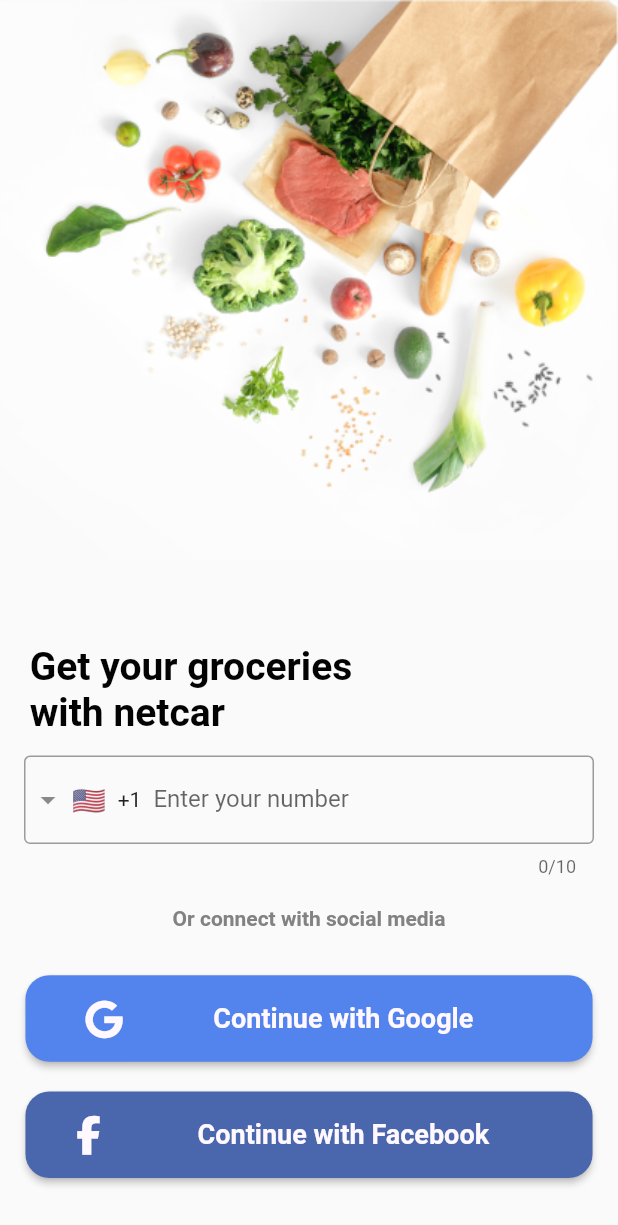
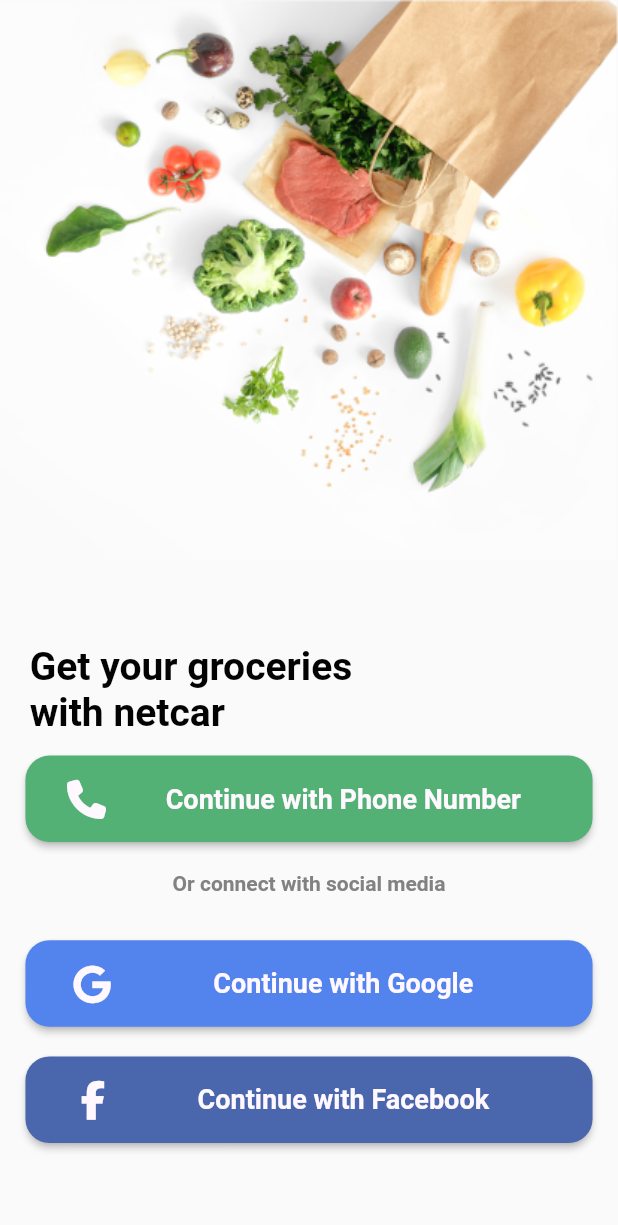
Before and after one commit to hasan21AP/Flutter_Groceries_Store, a Flutter app: the screen it shows after launch, after a tap on "Get Started", on a phone screen of 412 x 824 dp. Shown: the top 1225 px of the screen. Run offline on Flutter 3.47's test engine with Material 2 defaults, Android fonts, the phone set to English and light mode, and no system bars; drawn by our look-alikes of intl_phone_field; our stand-ins replace font_awesome_flutter, get; Roboto replaces fonts that are missing (Gilroy).

Commit message:
Replace phone number feild by phone number button

```diff
--- a/lib/core/widgets/custom_buttons.dart
+++ b/lib/core/widgets/custom_buttons.dart
@@ -73,7 +73,7 @@ class CustomElevetedButton extends StatelessWidget {
 
 
 class CustomSignInButton extends StatelessWidget {
-  const CustomSignInButton({super.key, this.text, this.onPressed, this.mainColor, this.secondColor, this.iconData, this.iconColor, this.iconSize});
+  const CustomSignInButton({super.key, this.text, this.onPressed, this.mainColor, this.secondColor, this.iconData, this.iconColor, this.iconSize, this.horizontalPadding});
 
   final String? text;
   final VoidCallback? onPressed;
@@ -82,6 +82,7 @@ class CustomSignInButton extends StatelessWidget {
   final Color? secondColor;
   final Color? iconColor;
   final double? iconSize;
+  final double? horizontalPadding;
 
   @override
   Widget build(BuildContext context) {
@@ -116,7 +117,7 @@ class CustomSignInButton extends StatelessWidget {
                   ),
                 const HorizanintalSpace(value: 2),
                 Padding(
-                  padding: const EdgeInsets.symmetric(horizontal: 40),
+                  padding: EdgeInsets.symmetric(horizontal: horizontalPadding!),
                   child: Text(
                     text!,
                     ),
--- a/lib/features/onboarding/presentation/widgets/onboarding_body.dart
+++ b/lib/features/onboarding/presentation/widgets/onboarding_body.dart
@@ -73,12 +73,11 @@ class _OnBoardingBodyState extends State<OnBoardingBody> {
                   CustomElevetedButton(
                     onPressed: () {
                       Future.delayed(
-                      const Duration(milliseconds: 300),
+                      const Duration(milliseconds: 500),
                       () {
                         Get.to(
-                          () => const SignIn(),transition: Transition.rightToLeftWithFade,
-                          duration: const Duration(milliseconds: 300),
-                          curve: Curves.easeIn,
+                          () => const SignIn(),transition: Transition.fadeIn,
+                          duration: const Duration(milliseconds: 400),
                           );
                       });
                     },
--- a/lib/features/sign_in/presentation/widgets/sign_in_body.dart
+++ b/lib/features/sign_in/presentation/widgets/sign_in_body.dart
@@ -57,17 +57,17 @@ class _SignInBodyState extends State<SignInBody> {
             ),
 
             const VerticalSpace(value: 2),
-            const Padding(
-              padding: EdgeInsets.symmetric(horizontal: 16),
-              child: IntlPhoneField(
-                          decoration:
-                          InputDecoration(
-                            labelText: 'Enter your number',
-                            border: OutlineInputBorder(
-                              borderSide: BorderSide(),
-                            ),
-                          ),
-              ),
+            CustomSignInButton(
+                  onPressed: () {
+
+            },
+            mainColor: kMainColor,
+            secondColor: kSecondColor,
+            text: 'Continue with Phone Number',
+            iconData: FontAwesomeIcons.phone,
+            iconSize: 26,
+            iconColor: kSecondColor,
+            horizontalPadding: 20,
             ),
           const VerticalSpace(value: 2),
           const Text(
@@ -92,6 +92,7 @@ class _SignInBodyState extends State<SignInBody> {
             iconData: FontAwesomeIcons.google,
             iconSize: 26,
             iconColor: kSecondColor,
+            horizontalPadding: 48,
           ),
           const VerticalSpace(value: 2),
           CustomSignInButton(
@@ -104,6 +105,7 @@ class _SignInBodyState extends State<SignInBody> {
             iconData: FontAwesomeIcons.facebookF,
             iconSize: 26,
             iconColor: kSecondColor,
+            horizontalPadding: 37,
           )
       ],
     );
```
